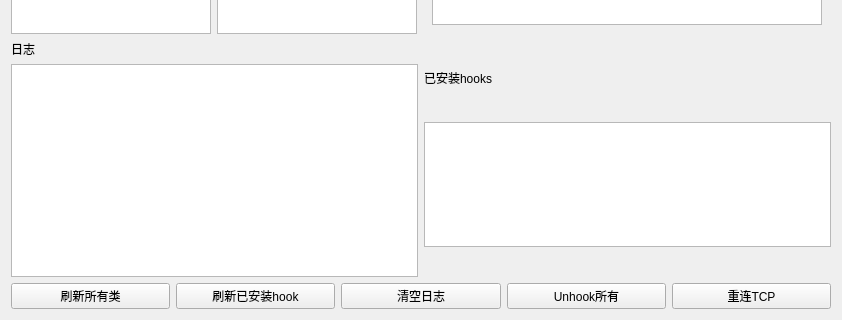
First picture: the form in untitled.ui, repository Imzpy/GirlClient, before the edit; both pictures show x 0 to 842 and y 247 to 567 of the 842 by 567 pixel window.
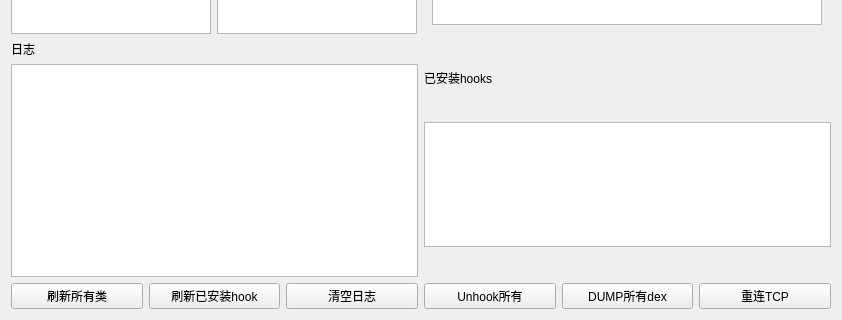
Second picture: the form after the edit.

Commit message: 添加Dump dex按钮

```diff
--- a/untitled.ui
+++ b/untitled.ui
@@ -262,6 +262,13 @@
          </property>
         </widget>
        </item>
+       <item>
+        <widget class="QPushButton" name="pushButton_dump">
+         <property name="text">
+          <string>DUMP所有dex</string>
+         </property>
+        </widget>
+       </item>
        <item>
         <widget class="QPushButton" name="pushButton_reconnect">
          <property name="text">
```
The commit also changes 31 other files.
